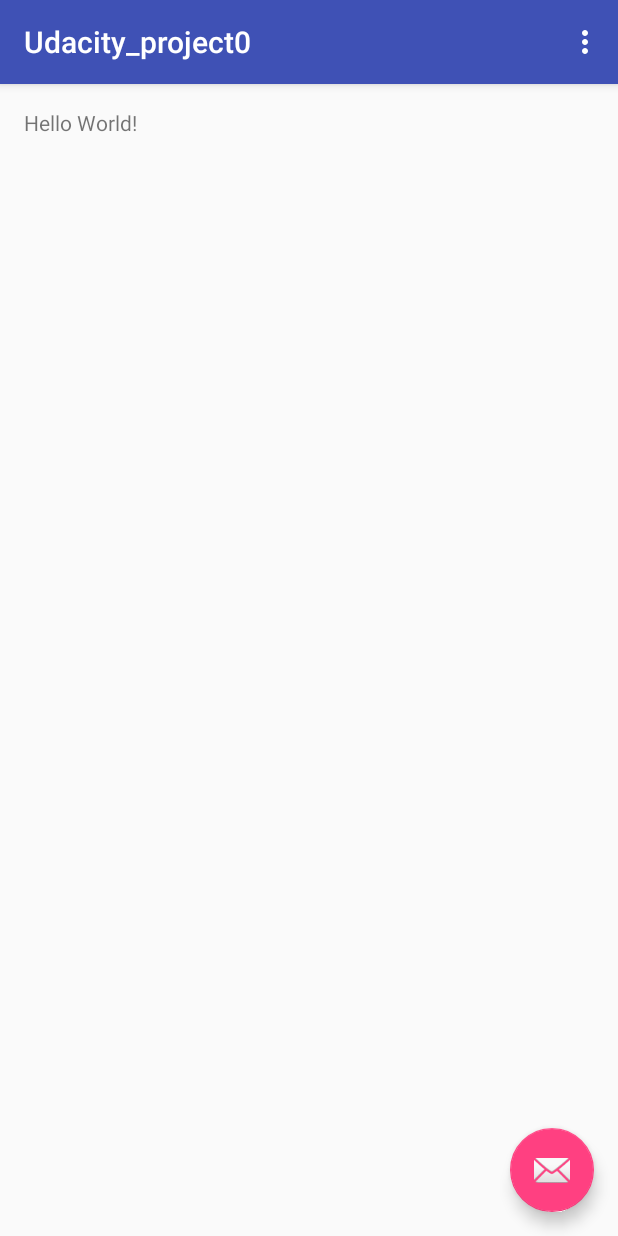
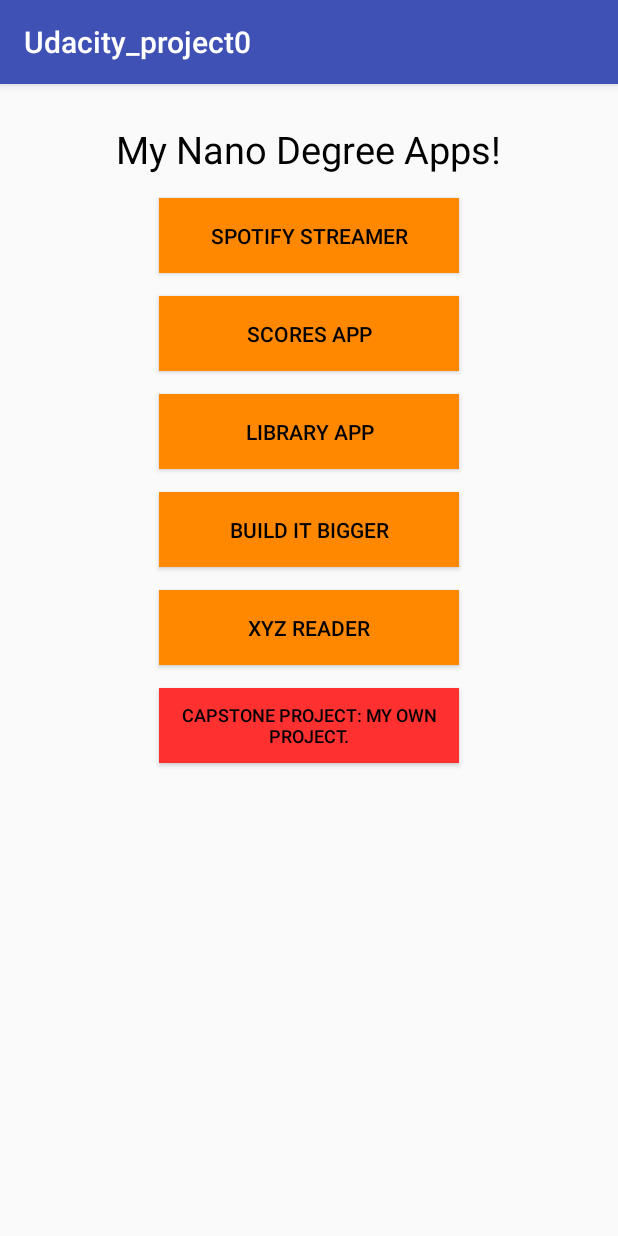
Before and after one commit to SanalVarghese/Android_NanoDegree, an Android app: the screen it shows after launch (PortfolioActivity), on a phone screen of 412 x 824 dp. Run offline under Robolectric (Android 15) with nearby library versions, the phone set to English and light mode, and no system bars.

Commit message:
Completed Project0 for review

```diff
--- a/Udacity_project0/app/src/main/AndroidManifest.xml
+++ b/Udacity_project0/app/src/main/AndroidManifest.xml
@@ -1,17 +1,18 @@
 <?xml version="1.0" encoding="utf-8"?>
 <manifest xmlns:android="http://schemas.android.com/apk/res/android"
-    package="myportfolio.nanodegree.com.udacity_project0">
+    package="myportfolio.nanodegree.com.udacity_project0" >
 
     <application
         android:allowBackup="true"
         android:icon="@mipmap/ic_launcher"
         android:label="@string/app_name"
         android:supportsRtl="true"
-        android:theme="@style/AppTheme">
+        android:theme="@style/AppTheme" >
         <activity
             android:name=".PortfolioActivity"
             android:label="@string/app_name"
-            android:theme="@style/AppTheme.NoActionBar">
+            android:theme="@style/AppTheme.NoActionBar"
+            android:screenOrientation="portrait">
             <intent-filter>
                 <action android:name="android.intent.action.MAIN" />
 
--- a/Udacity_project0/app/src/main/java/myportfolio/nanodegree/com/udacity_project0/PortfolioActivity.java
+++ b/Udacity_project0/app/src/main/java/myportfolio/nanodegree/com/udacity_project0/PortfolioActivity.java
@@ -1,15 +1,21 @@
 package myportfolio.nanodegree.com.udacity_project0;
 
 import android.os.Bundle;
-import android.support.design.widget.FloatingActionButton;
-import android.support.design.widget.Snackbar;
 import android.support.v7.app.AppCompatActivity;
 import android.support.v7.widget.Toolbar;
 import android.view.View;
-import android.view.Menu;
-import android.view.MenuItem;
+import android.widget.Button;
+import android.widget.Toast;
 
-public class PortfolioActivity extends AppCompatActivity {
+public class PortfolioActivity extends AppCompatActivity implements View.OnClickListener {
+
+    private Button spotifyAppButton;
+    private Button scoresAppButton;
+    private Button libraryAppButton;
+    private Button buildItBiggerButton;
+    private Button xyzReaderAppButton;
+    private Button capstoneProjectButton;
+
 
     @Override
     protected void onCreate(Bundle savedInstanceState) {
@@ -17,36 +23,71 @@ public class PortfolioActivity extends AppCompatActivity {
         setContentView(R.layout.activity_portfolio);
         Toolbar toolbar = (Toolbar) findViewById(R.id.toolbar);
         setSupportActionBar(toolbar);
+        initializeViews();
+    }
 
-        FloatingActionButton fab = (FloatingActionButton) findViewById(R.id.fab);
-        fab.setOnClickListener(new View.OnClickListener() {
-            @Override
-            public void onClick(View view) {
-                Snackbar.make(view, "Replace with your own action", Snackbar.LENGTH_LONG)
-                        .setAction("Action", null).show();
-            }
-        });
+    /**
+     * This method will initialize all views in this activity and configure listners for initializes views.
+     */
+    private void initializeViews() {
+
+        spotifyAppButton = (Button) findViewById(R.id.spotify_button);
+        scoresAppButton = (Button) findViewById(R.id.scores_app);
+        libraryAppButton = (Button) findViewById(R.id.library_app);
+        buildItBiggerButton = (Button) findViewById(R.id.build_it_bigger_button);
+        xyzReaderAppButton = (Button) findViewById(R.id.xyz_reader_app);
+        capstoneProjectButton = (Button) findViewById(R.id.capstone_project);
+
+        setListener();
+    }
+
+    /**
+     * Configure listners for required views
+     */
+    private void setListener() {
+
+        spotifyAppButton.setOnClickListener(this);
+        scoresAppButton.setOnClickListener(this);
+        libraryAppButton.setOnClickListener(this);
+        buildItBiggerButton.setOnClickListener(this);
+        xyzReaderAppButton.setOnClickListener(this);
+        capstoneProjectButton.setOnClickListener(this);
     }
 
     @Override
-    public boolean onCreateOptionsMenu(Menu menu) {
-        // Inflate the menu; this adds items to the action bar if it is present.
-        getMenuInflater().inflate(R.menu.menu_portfolio, menu);
-        return true;
+    public void onClick(View view) {
+
+        switch (view.getId()) {
+
+            case R.id.spotify_button:
+                showToast("This button will show my music streaming App");
+                break;
+            case R.id.scores_app:
+                showToast("This button will show my Sports score App");
+                break;
+            case R.id.library_app:
+                showToast("This button will show my library App");
+                break;
+            case R.id.build_it_bigger_button:
+                showToast("This will take you to advanced project topics");
+                break;
+            case R.id.xyz_reader_app:
+                showToast("This will take you to my reader app");
+                break;
+            case R.id.capstone_project:
+                showToast("This will take you to my final project");
+                break;
+        }
+
     }
 
-    @Override
-    public boolean onOptionsItemSelected(MenuItem item) {
-        // Handle action bar item clicks here. The action bar will
-        // automatically handle clicks on the Home/Up button, so long
-        // as you specify a parent activity in AndroidManifest.xml.
-        int id = item.getItemId();
+    /***
+     * this method will show toast to user.
+     *
+     * @param message : message to be shown to the user
+     */
+    public void showToast(String message) {
+        Toast.makeText(PortfolioActivity.this, message, Toast.LENGTH_SHORT).show();
 
-        //noinspection SimplifiableIfStatement
-        if (id == R.id.action_settings) {
-            return true;
-        }
-
-        return super.onOptionsItemSelected(item);
     }
 }
--- a/Udacity_project0/app/src/main/res/layout/activity_portfolio.xml
+++ b/Udacity_project0/app/src/main/res/layout/activity_portfolio.xml
@@ -1,5 +1,6 @@
 <?xml version="1.0" encoding="utf-8"?>
-<android.support.design.widget.CoordinatorLayout xmlns:android="http://schemas.android.com/apk/res/android"
+<android.support.design.widget.CoordinatorLayout
+    xmlns:android="http://schemas.android.com/apk/res/android"
     xmlns:app="http://schemas.android.com/apk/res-auto"
     xmlns:tools="http://schemas.android.com/tools"
     android:layout_width="match_parent"
@@ -8,8 +9,8 @@
     tools:context="myportfolio.nanodegree.com.udacity_project0.PortfolioActivity">
 
     <android.support.design.widget.AppBarLayout
+        android:layout_height="wrap_content"
         android:layout_width="match_parent"
-        android:layout_height="wrap_content"
         android:theme="@style/AppTheme.AppBarOverlay">
 
         <android.support.v7.widget.Toolbar
@@ -21,14 +22,7 @@
 
     </android.support.design.widget.AppBarLayout>
 
-    <include layout="@layout/content_portfolio" />
+    <include layout="@layout/content_portfolio"/>
 
-    <android.support.design.widget.FloatingActionButton
-        android:id="@+id/fab"
-        android:layout_width="wrap_content"
-        android:layout_height="wrap_content"
-        android:layout_gravity="bottom|end"
-        android:layout_margin="@dimen/fab_margin"
-        android:src="@android:drawable/ic_dialog_email" />
 
 </android.support.design.widget.CoordinatorLayout>
--- a/Udacity_project0/app/src/main/res/layout/content_portfolio.xml
+++ b/Udacity_project0/app/src/main/res/layout/content_portfolio.xml
@@ -13,7 +13,53 @@
     tools:showIn="@layout/activity_portfolio">
 
     <TextView
+        android:id="@+id/textView"
         android:layout_width="wrap_content"
         android:layout_height="wrap_content"
-        android:text="Hello World!" />
+        android:layout_centerHorizontal="true"
+        android:gravity="center"
+        android:layout_marginTop="10dp"
+
+        android:text="My Nano Degree Apps!"
+        android:textColor="@android:color/black"
+        android:textSize="25dp" />
+
+    <Button
+        android:id="@+id/spotify_button"
+        style="@style/CustomButtonStyle"
+        android:layout_below="@id/textView"
+        android:text="Spotify Streamer" />
+
+    <Button
+        android:id="@+id/scores_app"
+        style="@style/CustomButtonStyle"
+        android:layout_below="@id/spotify_button"
+        android:text="Scores App" />
+
+    <Button
+        android:id="@+id/library_app"
+        style="@style/CustomButtonStyle"
+        android:layout_below="@id/scores_app"
+        android:text="Library App" />
+
+    <Button
+        android:id="@+id/build_it_bigger_button"
+        style="@style/CustomButtonStyle"
+        android:layout_below="@id/library_app"
+        android:text="build it bigger" />
+
+    <Button
+        android:id="@+id/xyz_reader_app"
+        style="@style/CustomButtonStyle"
+        android:layout_below="@id/build_it_bigger_button"
+        android:text="XYZ Reader" />
+
+    <Button
+        android:id="@+id/capstone_project"
+        style="@style/CustomButtonStyle"
+        android:layout_below="@id/xyz_reader_app"
+        android:text="Capstone Project: My Own Project."
+        android:background="#FF3030"
+        android:textSize="12sp" />
+
 </RelativeLayout>
--- a/Udacity_project0/app/src/main/res/menu/menu_portfolio.xml
+++ b/Udacity_project0/app/src/main/res/menu/menu_portfolio.xml
@@ -1,10 +1,9 @@
 <menu xmlns:android="http://schemas.android.com/apk/res/android"
     xmlns:app="http://schemas.android.com/apk/res-auto"
     xmlns:tools="http://schemas.android.com/tools"
-    tools:context="myportfolio.nanodegree.com.udacity_project0.PortfolioActivity">
-    <item
-        android:id="@+id/action_settings"
+    tools:context="myportfolio.nanodegree.com.udacity_project0.PortfolioActivity" >
+    <item android:id="@+id/action_settings"
+        android:title="@string/action_settings"
         android:orderInCategory="100"
-        android:title="@string/action_settings"
         app:showAsAction="never" />
 </menu>
--- a/Udacity_project0/app/src/main/res/values-v21/styles.xml
+++ b/Udacity_project0/app/src/main/res/values-v21/styles.xml
@@ -1,5 +1,4 @@
 <resources>>
-
             <style name="AppTheme.NoActionBar">
             <item name="windowActionBar">false</item>
             <item name="windowNoTitle">true</item>
--- a/Udacity_project0/app/src/main/res/values/styles.xml
+++ b/Udacity_project0/app/src/main/res/values/styles.xml
@@ -7,14 +7,23 @@
         <item name="colorPrimaryDark">@color/colorPrimaryDark</item>
         <item name="colorAccent">@color/colorAccent</item>
     </style>
-
     <style name="AppTheme.NoActionBar">
         <item name="windowActionBar">false</item>
         <item name="windowNoTitle">true</item>
     </style>
-
     <style name="AppTheme.AppBarOverlay" parent="ThemeOverlay.AppCompat.Dark.ActionBar" />
-
     <style name="AppTheme.PopupOverlay" parent="ThemeOverlay.AppCompat.Light" />
 
+    <style name="CustomButtonStyle">
+        <item name="android:layout_width">200dp</item>
+        <item name="android:layout_height">50dp</item>
+        <item name="android:capitalize">characters</item>
+        <item name="android:textColor">#000000</item>
+        <item name="android:gravity" >center</item>
+        <item name="android:padding" >7dp</item>
+        <item name="android:layout_marginTop">15dp</item>
+        <item name="android:background">#ff8800</item>
+        <item name="android:layout_centerHorizontal">true</item>
+    </style>
+
 </resources>
```
Lines whose indentation alone changed are shown as unchanged.
